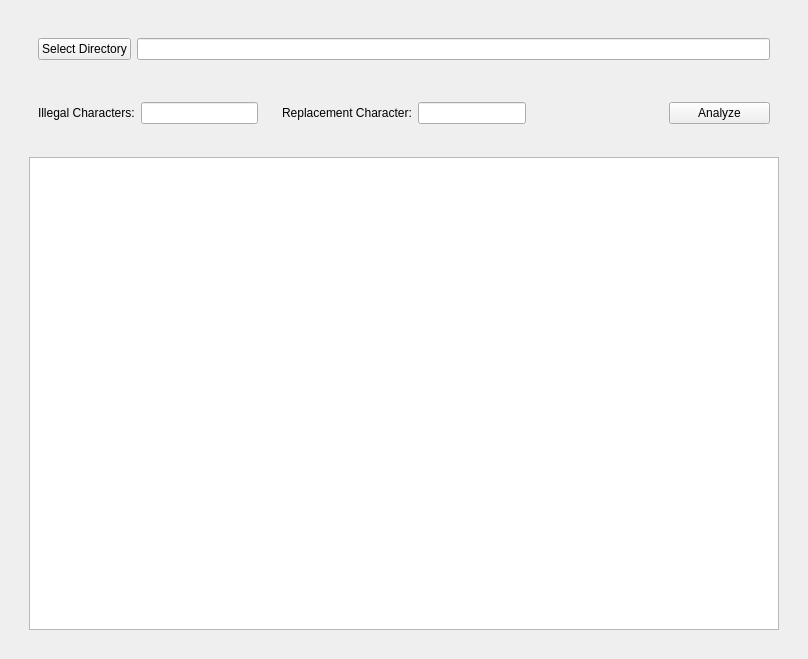
The window that Available Plugins/IllegalCharacterReplacement/icrt_ui.ui (MaxTheSpy/SimpleToolSuite) describes before a commit, drawn with Qt 5.
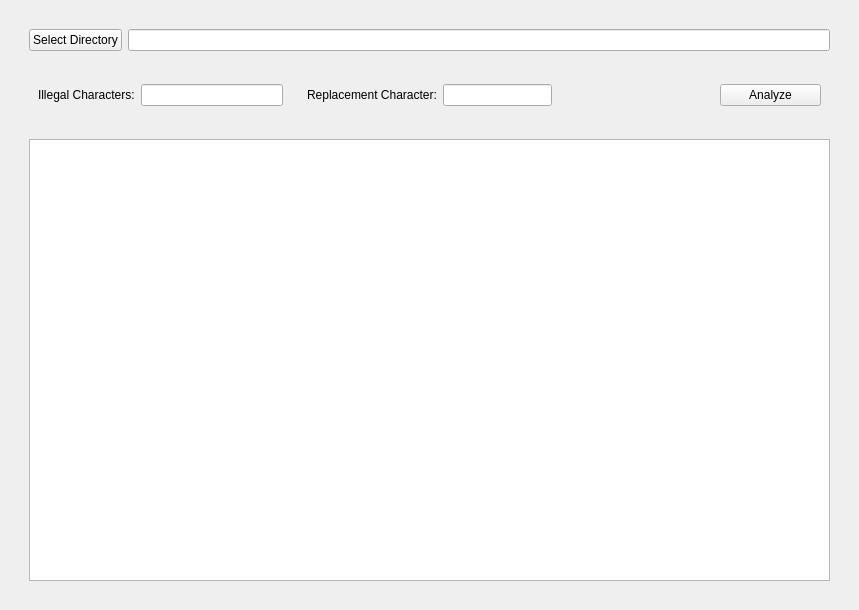
The same window after the commit.

Commit message:
added ICRT override default column.
This change allows you to override default replacement character.

Patch:
```diff
--- a/Available Plugins/IllegalCharacterReplacement/icrt_ui.ui
+++ b/Available Plugins/IllegalCharacterReplacement/icrt_ui.ui
@@ -6,23 +6,20 @@
    <rect>
     <x>0</x>
     <y>0</y>
-    <width>808</width>
-    <height>659</height>
+    <width>859</width>
+    <height>610</height>
    </rect>
   </property>
   <property name="windowTitle">
    <string>Form</string>
   </property>
+  <layout class="QVBoxLayout" name="verticalLayout_2">
+   <item>
+    <widget class="QWidget" name="widget" native="true">
   <layout class="QVBoxLayout" name="verticalLayout_3">
    <item>
-    <widget class="QWidget" name="widget_10" native="true">
-     <layout class="QGridLayout" name="gridLayout">
-      <item row="0" column="0">
-       <widget class="QWidget" name="widget_3" native="true">
-        <layout class="QHBoxLayout" name="horizontalLayout_10">
-         <item>
-          <widget class="QWidget" name="widget_4" native="true">
-           <layout class="QHBoxLayout" name="horizontalLayout_5">
+       <widget class="QWidget" name="widget_2" native="true">
+        <layout class="QHBoxLayout" name="horizontalLayout_7">
             <item>
              <widget class="QPushButton" name="pushButton_select_2">
               <property name="text">
@@ -36,15 +33,12 @@
            </layout>
           </widget>
          </item>
-        </layout>
-       </widget>
-      </item>
-      <item row="1" column="0">
-       <widget class="QWidget" name="widget_8" native="true">
-        <layout class="QHBoxLayout" name="horizontalLayout_11">
          <item>
-          <widget class="QWidget" name="widget_6" native="true">
-           <layout class="QHBoxLayout" name="horizontalLayout_6">
+       <widget class="QWidget" name="widget_3" native="true">
+        <layout class="QHBoxLayout" name="horizontalLayout_5">
+         <item>
+          <widget class="QWidget" name="widget_4" native="true">
+           <layout class="QHBoxLayout" name="horizontalLayout">
             <item>
              <widget class="QLabel" name="label_ill_char">
               <property name="text">
@@ -59,8 +53,8 @@
           </widget>
          </item>
          <item>
-          <widget class="QWidget" name="widget_7" native="true">
-           <layout class="QHBoxLayout" name="horizontalLayout_7">
+          <widget class="QWidget" name="widget_5" native="true">
+           <layout class="QHBoxLayout" name="horizontalLayout_2">
             <item>
              <widget class="QLabel" name="label_rep_char">
               <property name="text">
@@ -75,8 +69,10 @@
           </widget>
          </item>
          <item>
-          <widget class="QWidget" name="widget_11" native="true">
-           <layout class="QHBoxLayout" name="horizontalLayout_9">
+          <widget class="QWidget" name="widget_6" native="true">
+           <layout class="QHBoxLayout" name="horizontalLayout_4">
+            <item>
+             <layout class="QHBoxLayout" name="horizontalLayout_3">
             <item>
              <spacer name="horizontalSpacer">
               <property name="orientation">
@@ -104,14 +100,16 @@
              </widget>
             </item>
            </layout>
+            </item>
+           </layout>
           </widget>
          </item>
         </layout>
        </widget>
       </item>
-      <item row="2" column="0">
+      <item>
        <widget class="QWidget" name="widget_9" native="true">
-        <layout class="QHBoxLayout" name="horizontalLayout_8">
+        <layout class="QVBoxLayout" name="verticalLayout">
          <item>
           <widget class="QTableWidget" name="tableView_results_2"/>
          </item>
```
Lines whose indentation alone changed are shown as unchanged. The commit also changes 4 other files.
